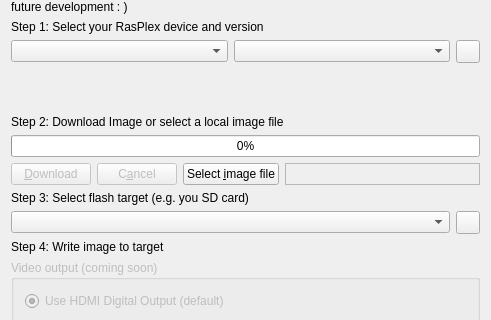
Old version of the form installer.ui in the repository RasPlex/rasplex-installer; both pictures show x 0 to 491 and y 178 to 498 of the 491 by 791 pixel window.
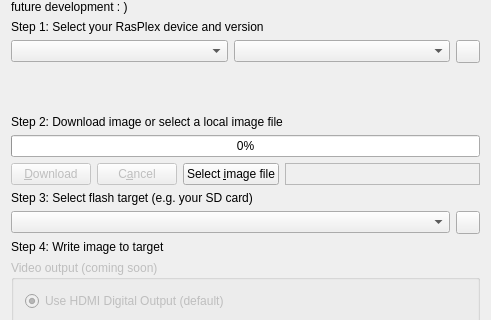
New version of the form. Icons and pictures are not drawn.

Commit message: Fix UI typo and other minor UI tweaks

What changed in the file:
```diff
--- a/installer.ui
+++ b/installer.ui
@@ -80,7 +80,7 @@
    <item>
     <widget class="QLabel" name="label">
      <property name="text">
-      <string>Step 2: Download Image or select a local image file</string>
+      <string>Step 2: Download image or select a local image file</string>
      </property>
     </widget>
    </item>
@@ -138,7 +138,7 @@
    <item>
     <widget class="QLabel" name="removableDevicesLabel">
      <property name="text">
-      <string>Step 3: Select flash target (e.g. you SD card)</string>
+      <string>Step 3: Select flash target (e.g. your SD card)</string>
      </property>
     </widget>
    </item>
```
Left out of the diff: 6 changed lines with no effect on the pictures.
